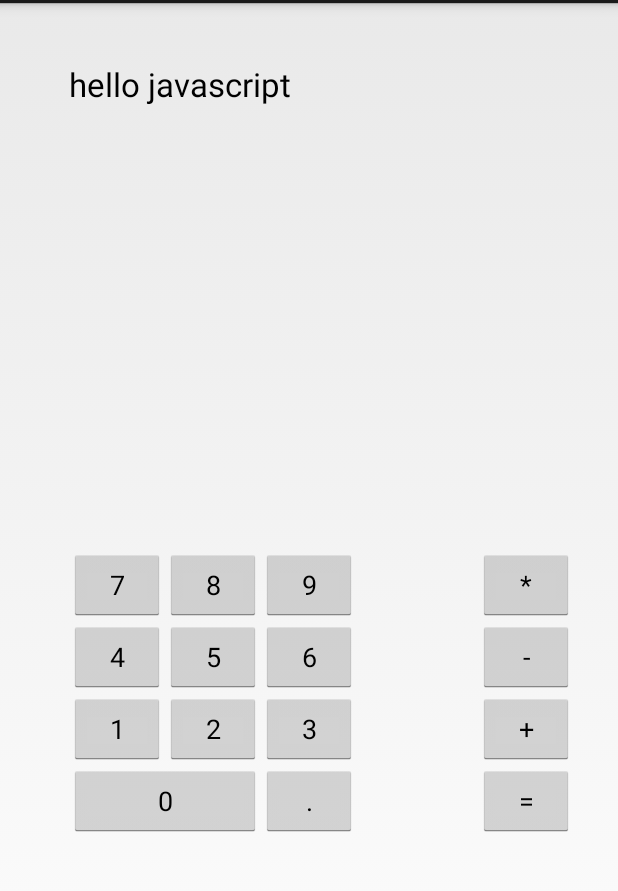
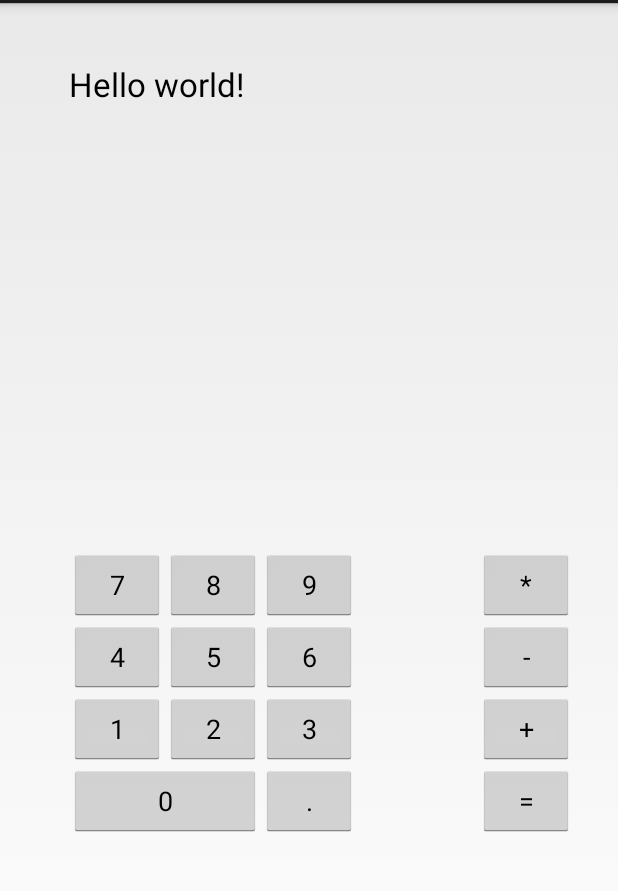
Before and after one commit to steamclock/jscalc, an Android app: the screen it shows after launch (MainActivity), on a phone screen of 412 x 824 dp, the part 69-960 px from its top. Run offline under Robolectric (Android 15) with nearby library versions, the phone set to English and light mode, and no system bars; libraries missing offline, so code that uses them is left out: junit.framework; network calls fail.

Commit message:
Use calc.js in android.

```diff
--- a/android/JSCalc/src/main/java/com/steamclock/jscalc/MainActivity.java
+++ b/android/JSCalc/src/main/java/com/steamclock/jscalc/MainActivity.java
@@ -8,9 +8,15 @@ import android.view.View;
 import android.widget.Button;
 import android.widget.TextView;
 
+import java.io.IOException;
+import java.io.Reader;
+
 import junit.framework.Assert;
 
 import org.mozilla.javascript.*;
+
+import java.io.InputStream;
+import java.io.InputStreamReader;
 
 public class MainActivity extends Activity {
     private static final String TAG = MainActivity.class.getName();
@@ -25,7 +31,7 @@ public class MainActivity extends Activity {
 
         display = (TextView) findViewById(R.id.textView);
 
-        testJs();
+        initJs();
     }
 
     @Override
@@ -41,19 +47,17 @@ public class MainActivity extends Activity {
         runInJSContext(new JSRunnable() {
             @Override
             public void run(Context cx) {
-                Function testClick = (Function) scope.get("testClick", scope);
-                Assert.assertNotNull(testClick);
+                Scriptable calculator = (Scriptable)scope.get("calculator", scope);
+                Function click = (Function) calculator.get("buttonPress", calculator);
 
-                Object wButton = Context.javaToJS(button, scope);
-                Object[] args = {wButton};
+                Object[] args = {button.getText()};
 
-                Object result = testClick.call(cx, scope, scope, args);
-                Log.d(TAG, Context.toString(result));
+                click.call(cx, scope, calculator, args);
             }
         });
     }
 
-    public void testJs() {
+    public void initJs() {
         runInJSContext(new JSRunnable() {
             @Override
             public void run(Context cx) {
@@ -67,18 +71,22 @@ public class MainActivity extends Activity {
                 Object wDisplay = Context.javaToJS(display, scope);
                 ScriptableObject.putProperty(scope, "display", wDisplay);
 
-
-                String test = "console.log('o hai'); " +
-                        "var text = 'hello javascript';" +
-                        "display.setText(text);" +
-                        "function testClick(button) {" +
-                        " console.log(button.getText());" +
-                        "}";
-
-                Object result = cx.evaluateString(scope, test, "testJs", 1, null);
-                Log.d(TAG, Context.toString(result));
+                //load the code
+                try {
+                    Reader reader = getJSFileAsReader();
+                    cx.evaluateReader(scope, reader, "initJs", 1, null);
+                } catch (IOException e) {
+                    e.printStackTrace();
+                }
             }
         });
+    }
+
+    private Reader getJSFileAsReader() throws IOException {
+        InputStream is = getAssets().open("calc.js");
+        Log.d(TAG, "converting...");
+        Reader reader = new InputStreamReader(is);
+        return reader;
     }
 
     private void runInJSContext(JSRunnable code) {
```
Also changed, not shown: 1 other file.
